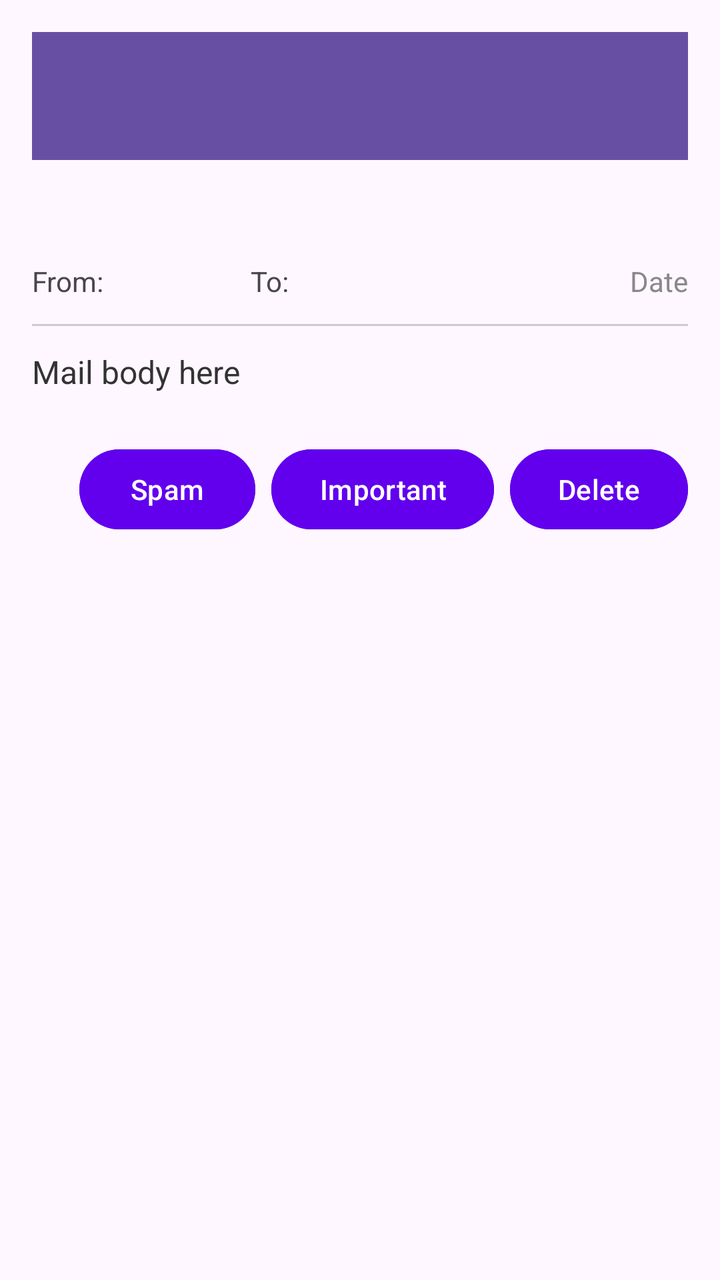
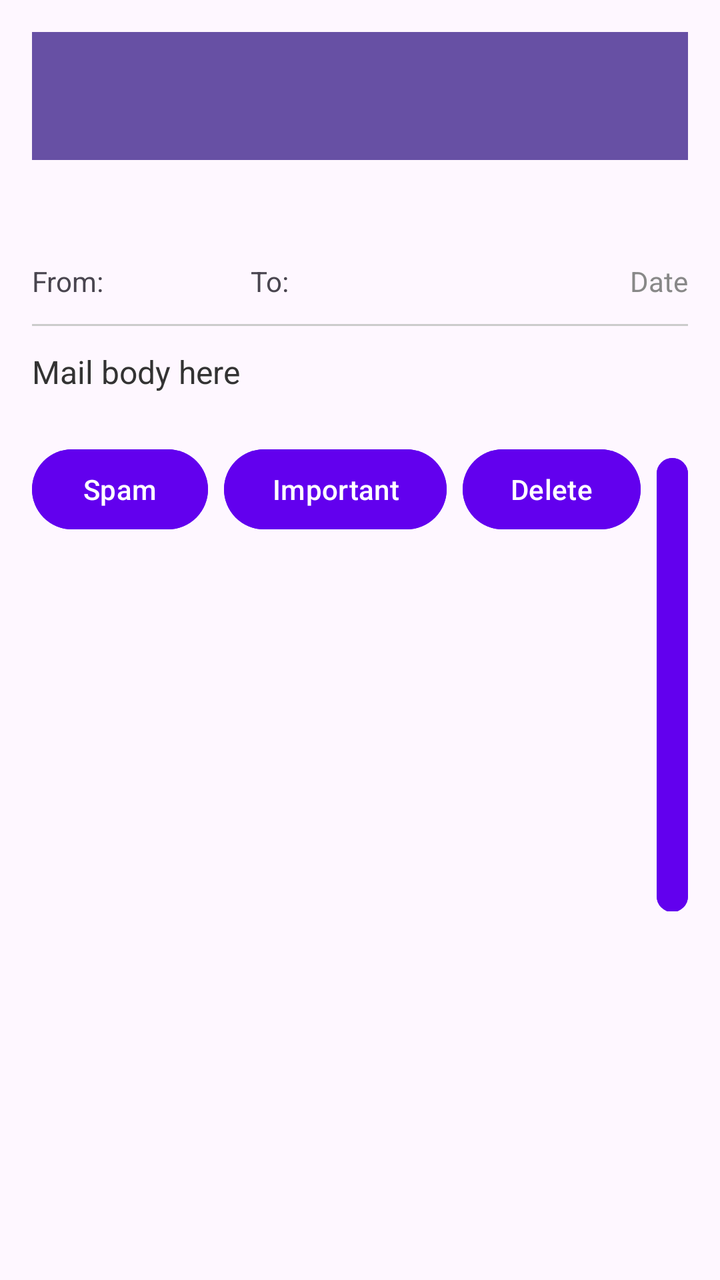

An Android layout rendered at two revisions. The XML below is the earlier revision; the diff shows what the commit changed to produce the second picture.
<!-- AndroidManifest.xml: application theme Theme.GoMail -->
<!-- res/layout/activity_mail_detail.xml -->
<?xml version="1.0" encoding="utf-8"?>
<ScrollView xmlns:android="http://schemas.android.com/apk/res/android"
    android:layout_width="match_parent"
    android:layout_height="match_parent">

    <LinearLayout
        android:orientation="vertical"
        android:padding="16dp"
        android:layout_width="match_parent"
        android:layout_height="wrap_content">

        
        <androidx.appcompat.widget.Toolbar
            android:id="@+id/toolbar_detail"
            android:layout_width="match_parent"
            android:layout_height="?attr/actionBarSize"
            android:background="?attr/colorPrimary"
            android:title="GoMail"
            android:titleTextColor="@android:color/white" />

        
        <TextView
            android:id="@+id/textSubject"
            android:textSize="20sp"
            android:textStyle="bold"
            android:textColor="#000000"
            android:layout_width="match_parent"
            android:layout_height="wrap_content"
            android:layout_marginTop="16dp" />

        
        <LinearLayout
            android:orientation="horizontal"
            android:layout_width="match_parent"
            android:layout_height="wrap_content"
            android:layout_marginTop="8dp"
            android:weightSum="3">

            <TextView
                android:id="@+id/textFrom"
                android:layout_width="0dp"
                android:layout_height="wrap_content"
                android:layout_weight="1"
                android:text="From:"
                android:textSize="14sp" />

            <TextView
                android:id="@+id/textTo"
                android:layout_width="0dp"
                android:layout_height="wrap_content"
                android:layout_weight="1"
                android:text="To:"
                android:textSize="14sp" />

            <TextView
                android:id="@+id/textDate"
                android:layout_width="0dp"
                android:layout_height="wrap_content"
                android:layout_weight="1"
                android:gravity="end"
                android:text="Date"
                android:textSize="14sp"
                android:textColor="#888888" />
        </LinearLayout>

        
        <View
            android:layout_width="match_parent"
            android:layout_height="1dp"
            android:background="#CCCCCC"
            android:layout_marginTop="12dp"
            android:layout_marginBottom="12dp" />

        
        <TextView
            android:id="@+id/textBody"
            android:layout_width="match_parent"
            android:layout_height="wrap_content"
            android:text="Mail body here"
            android:textSize="16sp"
            android:textColor="#333333" />

        
        <LinearLayout
            android:orientation="horizontal"
            android:layout_width="match_parent"
            android:layout_height="wrap_content"
            android:gravity="end"
            android:layout_marginTop="24dp"
            android:layout_marginBottom="16dp">

            <Button
                android:id="@+id/buttonSpam"
                android:text="Spam"
                android:layout_width="wrap_content"
                android:layout_height="wrap_content"
                android:backgroundTint="@color/purple_500"
                android:textColor="#FFFFFF"
                android:layout_marginEnd="8dp"/>

            <Button
                android:id="@+id/buttonImportant"
                android:text="Important"
                android:layout_width="wrap_content"
                android:layout_height="wrap_content"
                android:backgroundTint="@color/purple_500"
                android:textColor="#FFFFFF"
                android:layout_marginEnd="8dp"/>

            <Button
                android:id="@+id/buttonDelete"
                android:text="Delete"
                android:layout_width="wrap_content"
                android:layout_height="wrap_content"
                android:backgroundTint="@color/purple_500"
                android:textColor="#FFFFFF"/>
        </LinearLayout>

    </LinearLayout>
</ScrollView>
<!-- resources referenced by this layout -->
<resources>
  <color name="purple_500">#6200EE</color>
  <style name="Theme.GoMail" parent="Base.Theme.GoMail" />
  <style name="Base.Theme.GoMail" parent="Theme.Material3.DayNight.NoActionBar">
          
          
      </style>
</resources>

<!-- the commit's change to res/layout/activity_mail_detail.xml (unified diff, before → after) -->
@@ -15,7 +15,7 @@
             android:layout_width="match_parent"
             android:layout_height="?attr/actionBarSize"
             android:background="?attr/colorPrimary"
-            android:title="GoMail"
+            android:title="@string/gomail"
             android:titleTextColor="@android:color/white" />
 
         
@@ -41,7 +41,7 @@
                 android:layout_width="0dp"
                 android:layout_height="wrap_content"
                 android:layout_weight="1"
-                android:text="From:"
+                android:text="@string/from"
                 android:textSize="14sp" />
 
             <TextView
@@ -49,7 +49,7 @@
                 android:layout_width="0dp"
                 android:layout_height="wrap_content"
                 android:layout_weight="1"
-                android:text="To:"
+                android:text="@string/to"
                 android:textSize="14sp" />
 
             <TextView
@@ -58,7 +58,7 @@
                 android:layout_height="wrap_content"
                 android:layout_weight="1"
                 android:gravity="end"
-                android:text="Date"
+                android:text="@string/date"
                 android:textSize="14sp"
                 android:textColor="#888888" />
         </LinearLayout>
@@ -76,7 +76,7 @@
             android:id="@+id/textBody"
             android:layout_width="match_parent"
             android:layout_height="wrap_content"
-            android:text="Mail body here"
+            android:text="@string/mail_body_here"
             android:textSize="16sp"
             android:textColor="#333333" />
 
@@ -91,7 +91,7 @@
 
             <Button
                 android:id="@+id/buttonSpam"
-                android:text="Spam"
+                android:text="@string/spam"
                 android:layout_width="wrap_content"
                 android:layout_height="wrap_content"
                 android:backgroundTint="@color/purple_500"
@@ -100,7 +100,7 @@
 
             <Button
                 android:id="@+id/buttonImportant"
-                android:text="Important"
+                android:text="@string/important"
                 android:layout_width="wrap_content"
                 android:layout_height="wrap_content"
                 android:backgroundTint="@color/purple_500"
@@ -109,7 +109,17 @@
 
             <Button
                 android:id="@+id/buttonDelete"
-                android:text="Delete"
+                android:text="@string/delete"
+                android:layout_width="wrap_content"
+                android:layout_height="wrap_content"
+                android:backgroundTint="@color/purple_500"
+                android:textColor="#FFFFFF"
+                android:layout_marginEnd="8dp"/>
+
+            
+            <Button
+                android:id="@+id/buttonMoveLabel"
+                android:text="@string/move_to_label"
                 android:layout_width="wrap_content"
                 android:layout_height="wrap_content"
                 android:backgroundTint="@color/purple_500"
<!-- resource entries referenced after the edit -->
@@ -1,6 +1,15 @@
 <!-- resources referenced by this layout -->
 <resources>
   <color name="purple_500">#6200EE</color>
+  <string name="date">Date</string>
+  <string name="delete">Delete</string>
+  <string name="from">From:</string>
+  <string name="gomail">GoMail</string>
+  <string name="important">Important</string>
+  <string name="mail_body_here">Mail body here</string>
+  <string name="move_to_label">Move to Label</string>
+  <string name="spam">Spam</string>
+  <string name="to">To:</string>
   <style name="Theme.GoMail" parent="Base.Theme.GoMail" />
   <style name="Base.Theme.GoMail" parent="Theme.Material3.DayNight.NoActionBar">
           
